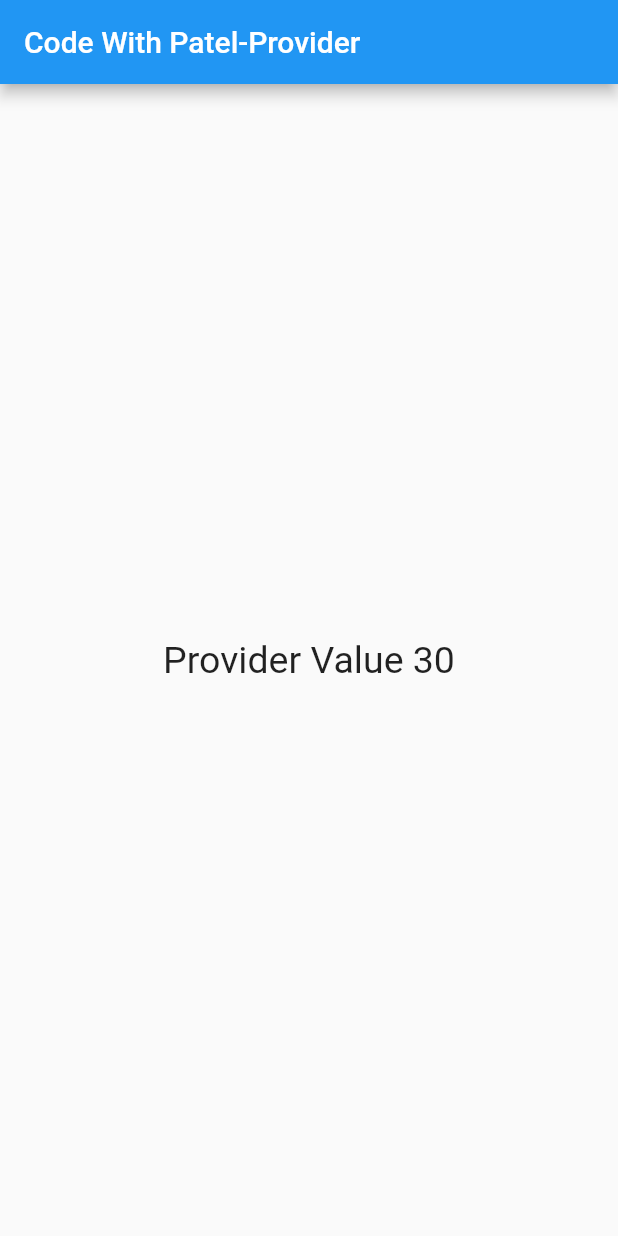
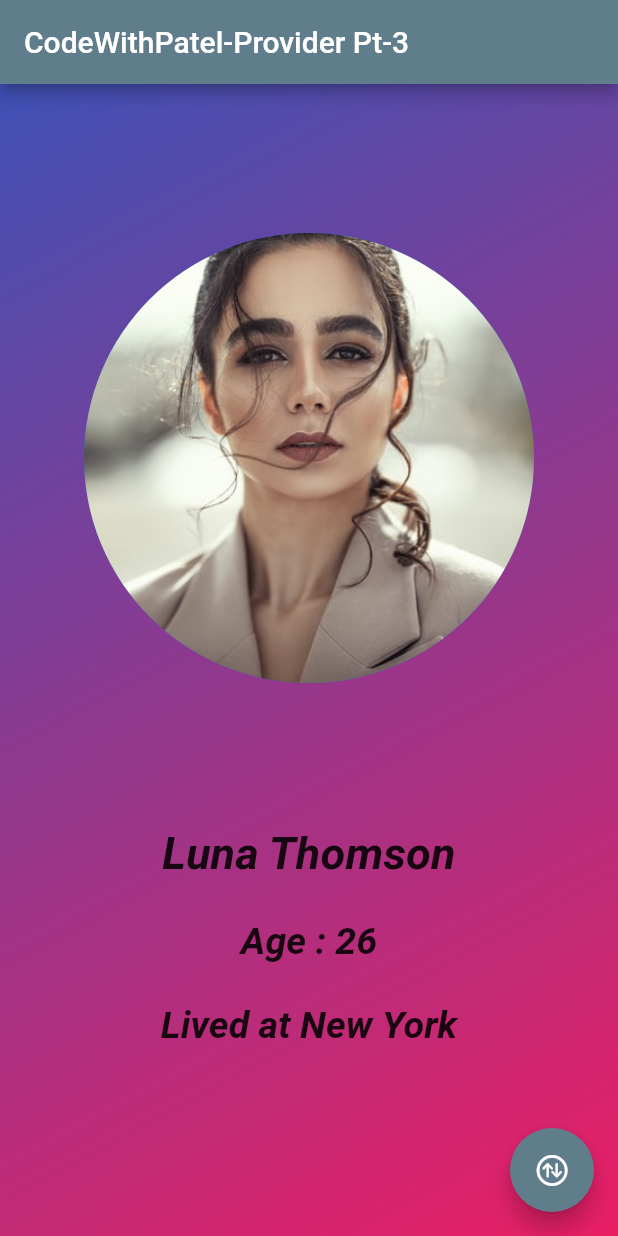
Before and after one commit to Code-With-Patel/Provider, a Flutter app: the screen it shows after launch, on a phone screen of 412 x 824 dp. Run offline on Flutter 3.47's test engine with Material 2 defaults, Android fonts, the phone set to English and light mode, and no system bars.

Commit message:
Part2 and part3

```diff
--- a/lib/main.dart
+++ b/lib/main.dart
@@ -1,5 +1,8 @@
 import 'package:code_with_patel/state/app_state.dart';
 import 'package:code_with_patel/view/home_page.dart';
+import 'package:code_with_patel/view/home_state.dart';
+import 'package:code_with_patel/widget/first_page.dart';
+import 'package:code_with_patel/widget/second_page.dart';
 import 'package:flutter/material.dart';
 import 'package:provider/provider.dart';
 
@@ -17,7 +20,7 @@ class MyApp extends StatelessWidget {
 
       child:const MaterialApp(
         debugShowCheckedModeBanner: false,
-        home: HomePage(),
+        home: HomeState(),
       ),
     );
   }
--- a/lib/view/home_page.dart
+++ b/lib/view/home_page.dart
@@ -1,4 +1,5 @@
 import 'package:code_with_patel/state/app_state.dart';
+import 'package:flutter/cupertino.dart';
 import 'package:flutter/material.dart';
 import 'package:provider/provider.dart';
 
@@ -9,18 +10,30 @@ class HomePage extends StatelessWidget {
   @override
   Widget build(BuildContext context) {
     // 1st Way
-    AppState provider = Provider.of<AppState>(context);
+    // AppState provider = Provider.of<AppState>(context);
     //Now 2nd Way
     return Scaffold(
       appBar: AppBar(
-        title: Text("Code With Patel-Provider"),
+        backgroundColor: Colors.black,
+        title: const Text("Code With Patel-Provider Pt-2"),
       ),
       body: Center(
         child: Consumer<AppState>(
           builder: (context, providerValue, child) {
-            return Text(
-              "Provider Value ${providerValue.temp}",
-              style: TextStyle(fontSize: 25),
+            return Column(
+              children: [
+                Text(
+                  "Provider Value= ${providerValue.name}",
+                  style: const TextStyle(fontSize: 25),
+                ),
+                SizedBox(height: 100,),
+                CupertinoButton(
+                  color: Colors.grey,
+                    child:const Text("Press Event"),
+                    onPressed: () {
+                      providerValue.getName("Update After 5 sec");
+                    })
+              ],
             );
           },
         ),
--- /dev/null
+++ b/lib/view/home_state.dart
@@ -0,0 +1,33 @@
+import 'package:code_with_patel/state/app_state.dart';
+import 'package:code_with_patel/widget/first_page.dart';
+import 'package:code_with_patel/widget/second_page.dart';
+import 'package:flutter/cupertino.dart';
+import 'package:flutter/material.dart';
+import 'package:provider/provider.dart';
+
+class HomeState extends StatelessWidget {
+  const HomeState({Key? key}) : super(key: key);
+
+  @override
+  Widget build(BuildContext context) {
+    var appProvider=Provider.of<AppState>(context,listen: false);
+    return Scaffold(
+      floatingActionButton: FloatingActionButton(
+        child: Icon(CupertinoIcons.arrow_up_arrow_down_circle),
+        onPressed: (){
+        appProvider.updateWidget();
+        },
+        backgroundColor: Colors.blueGrey,
+      ),
+      appBar: AppBar(
+        backgroundColor: Colors.blueGrey,
+        title: const Text("CodeWithPatel-Provider Pt-3"),
+      ),
+      body: Consumer<AppState>(
+        builder: (context, provider, child) {
+          return provider.change ? SecondPage() : FirstPage();
+        },
+      ),
+    );
+  }
+}
--- /dev/null
+++ b/lib/widget/first_page.dart
@@ -0,0 +1,58 @@
+import 'package:flutter/material.dart';
+
+class FirstPage extends StatelessWidget {
+  const FirstPage({Key? key}) : super(key: key);
+
+  @override
+  Widget build(BuildContext context) {
+    return Scaffold(
+      body: Container(
+        padding: const EdgeInsets.symmetric(vertical: 30),
+        width: double.infinity,
+        decoration: const BoxDecoration(
+            gradient: LinearGradient(colors: [
+          Colors.indigo,
+          Colors.pink,
+        ], begin: Alignment.topLeft, end: Alignment.bottomRight)),
+        child: Column(
+          mainAxisAlignment: MainAxisAlignment.spaceEvenly,
+          children: [
+            const CircleAvatar(
+              radius: 150,
+              backgroundImage: AssetImage("assets/lady.jpg"),
+            ),
+            Container(
+              height: 200,
+              child: Column(
+                mainAxisAlignment: MainAxisAlignment.spaceEvenly,
+                children: const [
+                  Text(
+                    "Luna Thomson",
+                    style: TextStyle(
+                        fontSize: 30,
+                        fontWeight: FontWeight.bold,
+                        fontStyle: FontStyle.italic),
+                  ),
+                  Text(
+                    "Age : 26",
+                    style: TextStyle(
+                        fontSize: 25,
+                        fontWeight: FontWeight.bold,
+                        fontStyle: FontStyle.italic),
+                  ),
+                  Text(
+                    "Lived at New York",
+                    style: TextStyle(
+                        fontSize: 25,
+                        fontWeight: FontWeight.bold,
+                        fontStyle: FontStyle.italic),
+                  ),
+                ],
+              ),
+            ),
+          ],
+        ),
+      ),
+    );
+  }
+}
--- a/pubspec.yaml
+++ b/pubspec.yaml
@@ -59,9 +59,9 @@ flutter:
   uses-material-design: true
 
   # To add assets to your application, add an assets section, like this:
-  # assets:
-  #   - images/a_dot_burr.jpeg
-  #   - images/a_dot_ham.jpeg
+  assets:
+    - assets/
+
 
   # An image asset can refer to one or more resolution-specific "variants", see
   # https://flutter.dev/assets-and-images/#resolution-aware.
```
Also changed, not shown: lib/state/app_state.dart (+41 -0 lines), lib/widget/second_page.dart (added, +58 -0 lines), assets/lady.jpg (added), assets/man.jpg (added).
